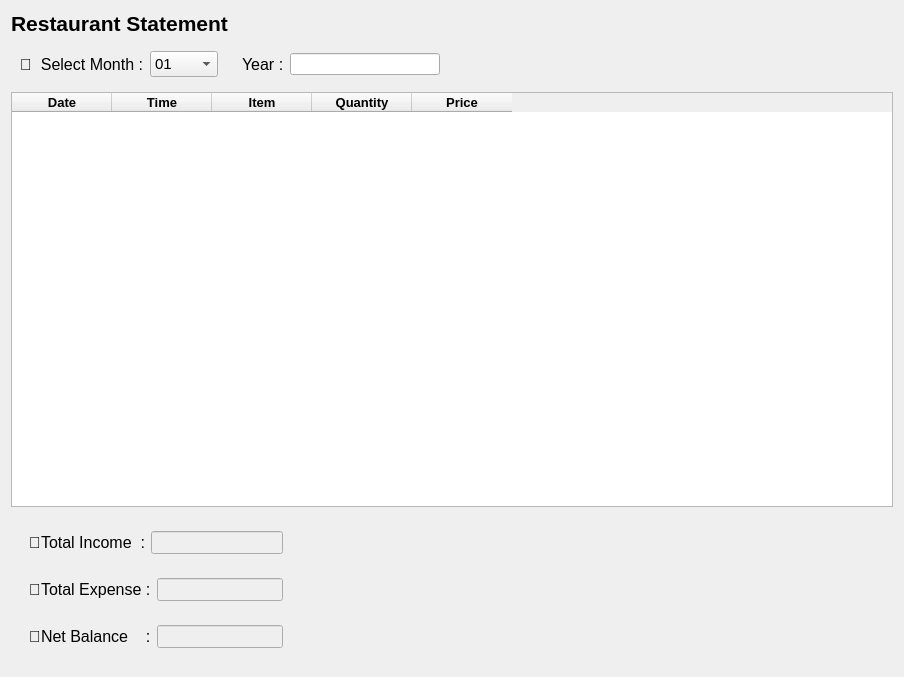
Above: ui/statement.ui from sriv95/Restaurant-Management before the change. Below: the same form after it.
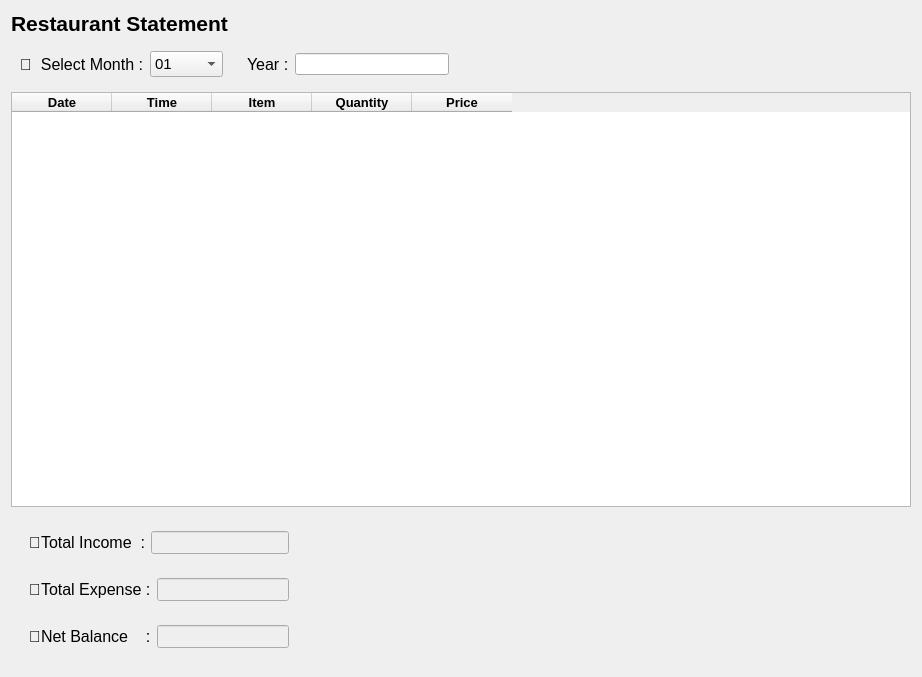
That is the form after the change.

What changed in the file:
```diff
--- a/ui/statement.ui
+++ b/ui/statement.ui
@@ -6,7 +6,7 @@
    <rect>
     <x>0</x>
     <y>0</y>
-    <width>904</width>
+    <width>922</width>
     <height>677</height>
    </rect>
   </property>
```
Left out of the diff: 4 changed lines with no effect on the pictures.
